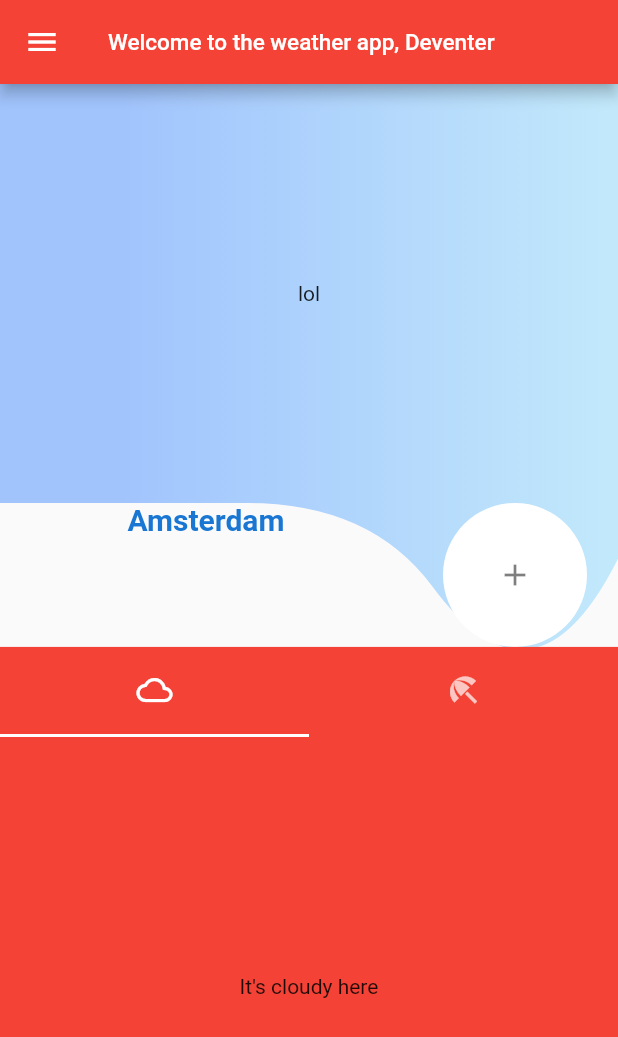
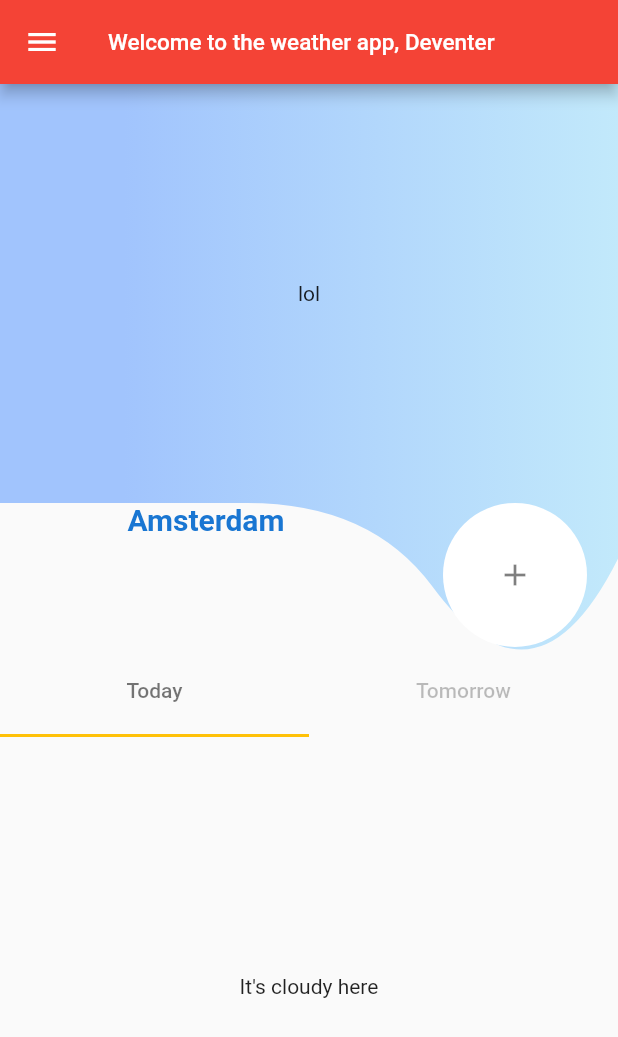
Before and after one commit to neondyis/local_weather, a Flutter app: the screen it shows after launch, on a phone screen of 412 x 824 dp. Shown: the top 1037 px of the screen. Run offline on Flutter 3.47's test engine with Material 2 defaults, Android fonts, the phone set to English and light mode, and no system bars; our stand-ins replace location, weather.

Commit message:
chnages text

```diff
--- a/lib/home/home_page.dart
+++ b/lib/home/home_page.dart
@@ -96,7 +96,7 @@ class _WeatherHomePageState extends State<WeatherHomePage> {
                                         ),
                                       ),
                                     ),
-                                    Expanded(flex: 2, child: HomeBottom()),
+                                    Expanded(flex: 2, child: HomeButtom()),
                                   ],
                                 ),
                                 BottomNav(),
@@ -135,7 +135,6 @@ class _BottomNavState extends State<BottomNav> with TickerProviderStateMixin {
     return Expanded(
         child: Container(
             width: MediaQuery.of(context).size.width,
-            color: Colors.red,
             child: Column(
                 // crossAxisAlignment: CrossAxisAlignment.start,
                 // mainAxisAlignment:
@@ -145,12 +144,15 @@ class _BottomNavState extends State<BottomNav> with TickerProviderStateMixin {
                     height: 60.0,
                     child: TabBar(
                       controller: _tabController,
+                      labelColor: Colors.black54,
+                      unselectedLabelColor: Colors.black26,
+                      indicatorColor: Colors.amber,
                       tabs: const <Widget>[
-                        Tab(
-                          icon: Icon(Icons.cloud_outlined),
+                        Text(
+                          'Today',
                         ),
-                        Tab(
-                          icon: Icon(Icons.beach_access_sharp),
+                        Text(
+                          'Tomorrow',
                         ),
                       ],
                     ),
@@ -199,8 +201,8 @@ getWeather(WeatherFactory wf) async {
       _locationData.latitude!, _locationData.longitude!);
 }
 
-class HomeBottom extends StatelessWidget {
-  const HomeBottom({
+class HomeButtom extends StatelessWidget {
+  const HomeButtom({
     Key? key,
   }) : super(key: key);
 
```
